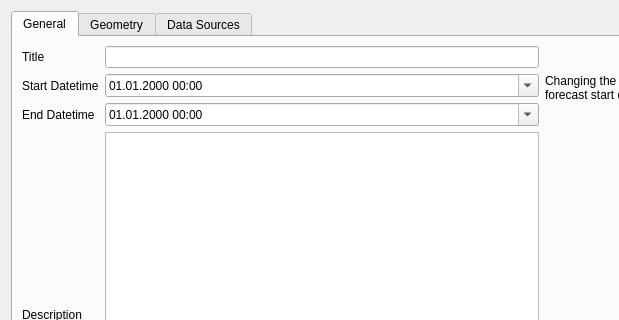
First picture: the form in RAMSIS/ui/views/projectsettingswindow.ui, repository swiss-seismological-service/hermes, before the edit; both pictures show x 0 to 619 and y 0 to 320 of the 1000 by 548 pixel window.
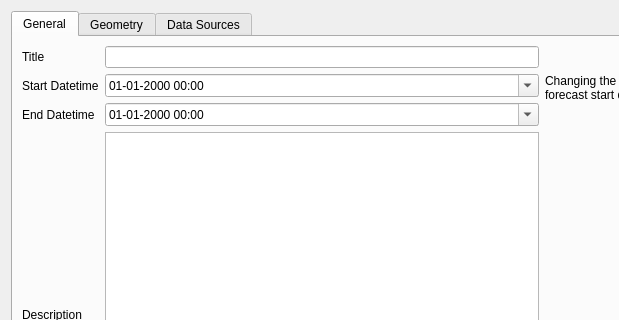
Second picture: the form after the edit.

Commit message: [BUG] Updating time to utc and date format for project times

Patch:
```diff
--- a/RAMSIS/ui/views/projectsettingswindow.ui
+++ b/RAMSIS/ui/views/projectsettingswindow.ui
@@ -54,7 +54,7 @@
        <item row="1" column="1">
         <widget class="QDateTimeEdit" name="projectStartEdit">
          <property name="displayFormat">
-          <string>dd.MM.yyyy HH:mm</string>
+          <string>dd-MM-yyyy HH:mm</string>
          </property>
          <property name="calendarPopup">
           <bool>true</bool>
@@ -80,7 +80,7 @@
        <item row="2" column="1">
         <widget class="QDateTimeEdit" name="projectEndEdit">
          <property name="displayFormat">
-          <string>dd.MM.yyyy HH:mm</string>
+          <string>dd-MM-yyyy HH:mm</string>
          </property>
          <property name="calendarPopup">
           <bool>true</bool>
```
Left out of the diff: 18 changed lines with no effect on the pictures.
